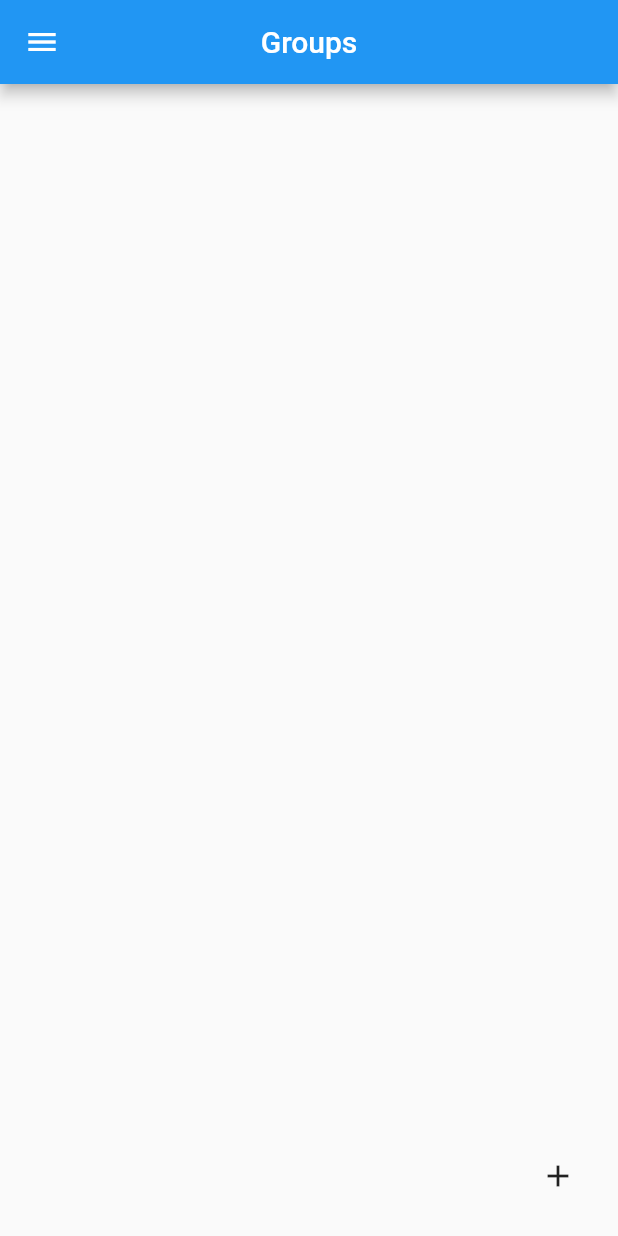
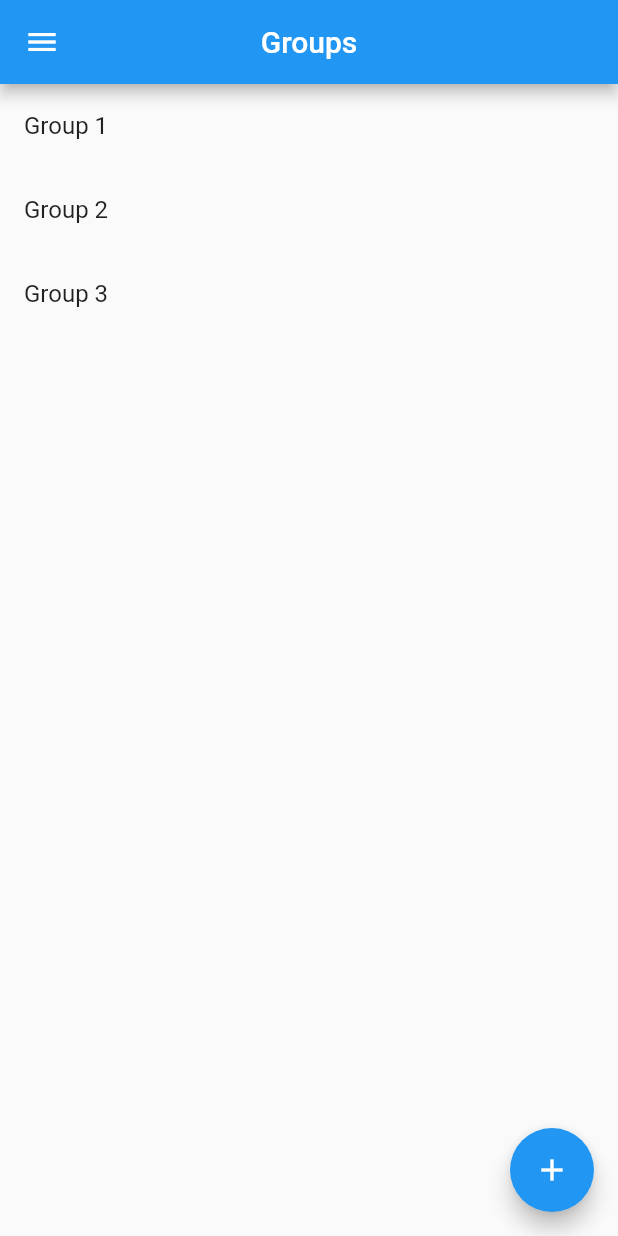
Before and after one commit to kulkarni-harsh/location_app, a Flutter app: the Groups screen opened directly, on a phone screen of 412 x 824 dp. Run offline on Flutter 3.47's test engine with Material 2 defaults, Android fonts, the phone set to English and light mode, and no system bars.

Commit message:
added drawer + simple mock-up app

```diff
--- a/lib/components/drawer.dart
+++ b/lib/components/drawer.dart
@@ -13,7 +13,7 @@ Drawer drawer(BuildContext context) {
           style: TextStyle(fontSize: 30),
         ),
         decoration: BoxDecoration(
-          color: Colors.teal,
+          color: Colors.blue,
         ),
       ),
     ),
--- a/lib/main.dart
+++ b/lib/main.dart
@@ -1,6 +1,8 @@
 import 'components/drawer.dart';
 import 'package:flutter/material.dart';
 import 'package:flutter/services.dart';
+
+List groups = ['Group 1', 'Group 2', 'Group 3'];
 
 void main() {
   runApp(MyApp());
@@ -27,17 +29,34 @@ class DashBoard extends StatelessWidget {
   }
 }
 
-class Groups extends StatelessWidget {
+class Groups extends StatefulWidget {
+  @override
+  _GroupsState createState() => _GroupsState();
+}
+
+class _GroupsState extends State<Groups> {
   @override
   Widget build(BuildContext context) {
     return Scaffold(
         appBar: AppBar(title: Text('Groups'), centerTitle: true),
         drawer: drawer(context),
-      floatingActionButton: IconButton(
-        icon: Icon(Icons.add),
-        onPressed: () {},
-      ),
+        body: ListView.builder(
+            itemCount: groups.length,
+            itemBuilder: (BuildContext context, int index) {
+              return ListTile(
+                title: Text(groups[index]),
+                onTap: () {},
               );
+            }),
+        floatingActionButton: FloatingActionButton(
+            backgroundColor: Colors.blue,
+            child: Icon(Icons.add),
+            onPressed: () {
+              setState(() {
+                int tempPlusOne = groups.length + 1;
+                groups.add('Group $tempPlusOne');
+              });
+            }));
   }
 }
 
@@ -47,10 +66,10 @@ class Places extends StatelessWidget {
     return Scaffold(
         appBar: AppBar(title: Text('Places'), centerTitle: true),
         drawer: drawer(context),
-      floatingActionButton: IconButton(
-        icon: Icon(Icons.add),
+        floatingActionButton: FloatingActionButton(
+          backgroundColor: Colors.blue,
+          child: Icon(Icons.add),
           onPressed: () {},
-      ),
-    );
+        ));
   }
 }
```
Lines whose indentation alone changed are shown as unchanged.
